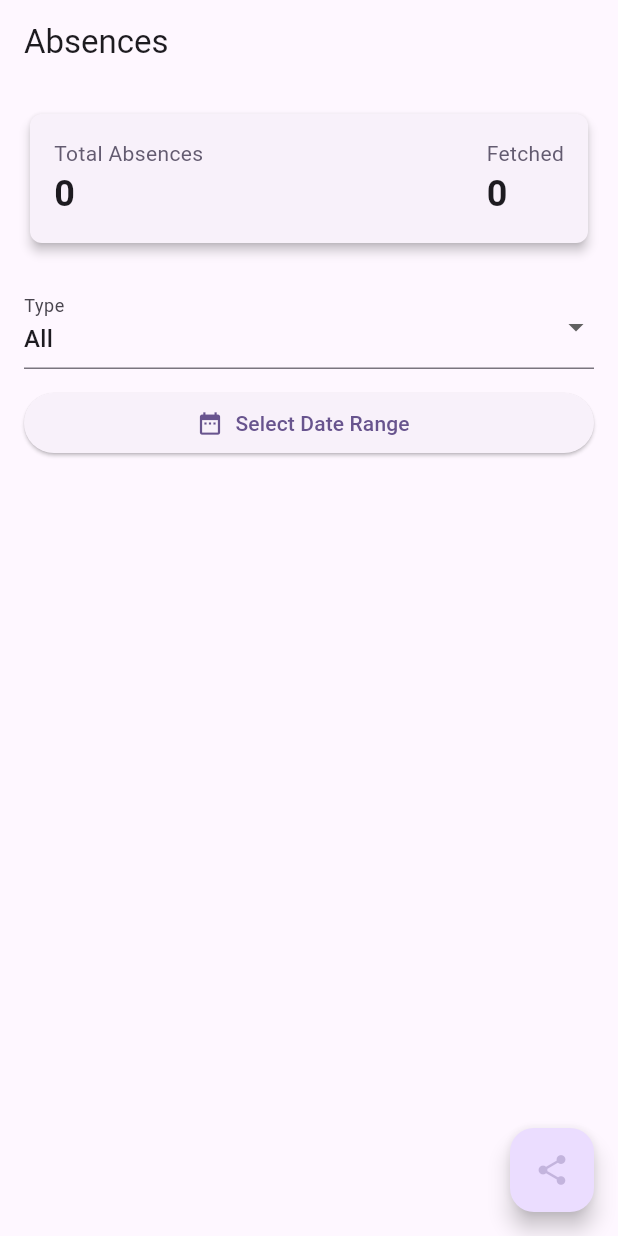
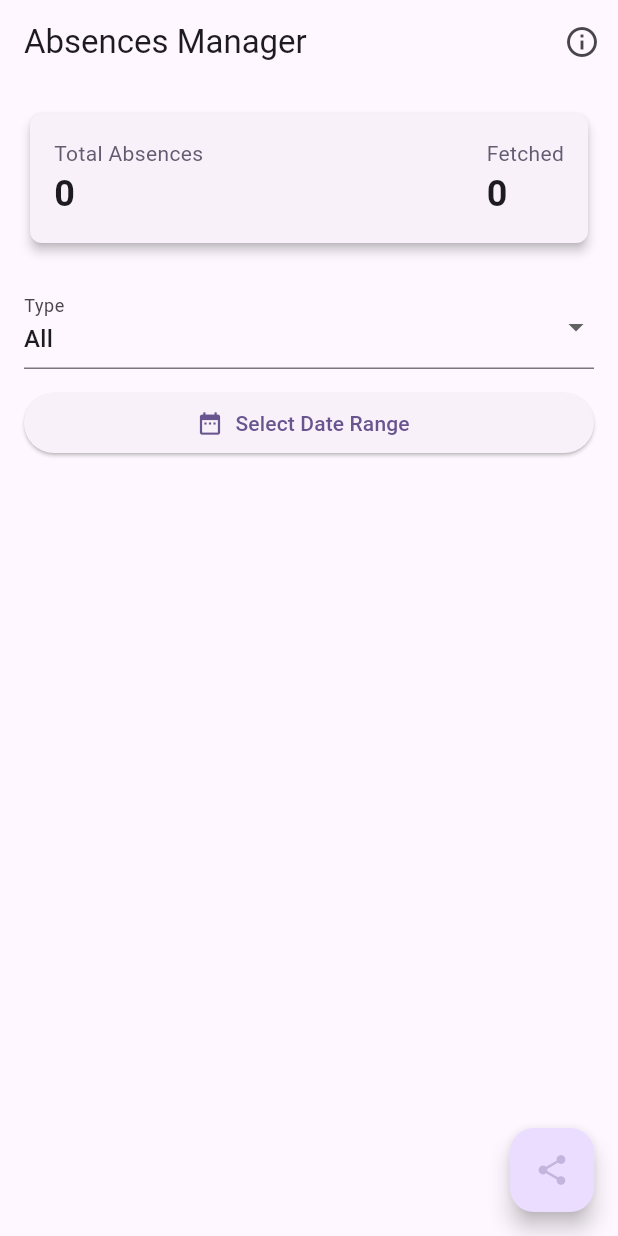
Before and after one commit to ahmeddhus/absence_manager, a Flutter app: the screen it shows after launch, on a phone screen of 412 x 824 dp. Run offline on Flutter 3.47's test engine with Material 3 defaults, Android fonts, the phone set to English and light mode, and no system bars; our stand-ins replace equatable, flutter_bloc, freezed_annotation, get_it, hive, hive_flutter and 2 more; missing offline and left inert: universal_html; accounts and stored records are empty; network calls fail.

Commit message:
Add info button to absence screen and change app bar title to Absences Manager

```diff
--- a/lib/ui/absence/widgets/absence_screen.dart
+++ b/lib/ui/absence/widgets/absence_screen.dart
@@ -2,6 +2,7 @@ import 'package:absence_manager/ui/absence/bloc/absence_bloc.dart';
 import 'package:absence_manager/ui/absence/bloc/absence_state.dart';
 import 'package:absence_manager/ui/absence/widgets/absences_screen_body.dart';
 import 'package:absence_manager/ui/absence/widgets/export_fab_button.dart';
+import 'package:absence_manager/ui/app_info/widgets/info_button.dart';
 import 'package:flutter/material.dart';
 import 'package:flutter_bloc/flutter_bloc.dart';
 
@@ -11,7 +12,8 @@ class AbsencesScreen extends StatelessWidget {
   @override
   Widget build(BuildContext context) {
     return Scaffold(
-      appBar: AppBar(title: Text("Absences")),
+      appBar: AppBar(title: const Text('Absences Manager'), actions: [InfoButton()]),
+
       floatingActionButton: ExportFabButton(),
       body: BlocBuilder<AbsencesBloc, AbsencesState>(
         builder: (context, state) {
```
